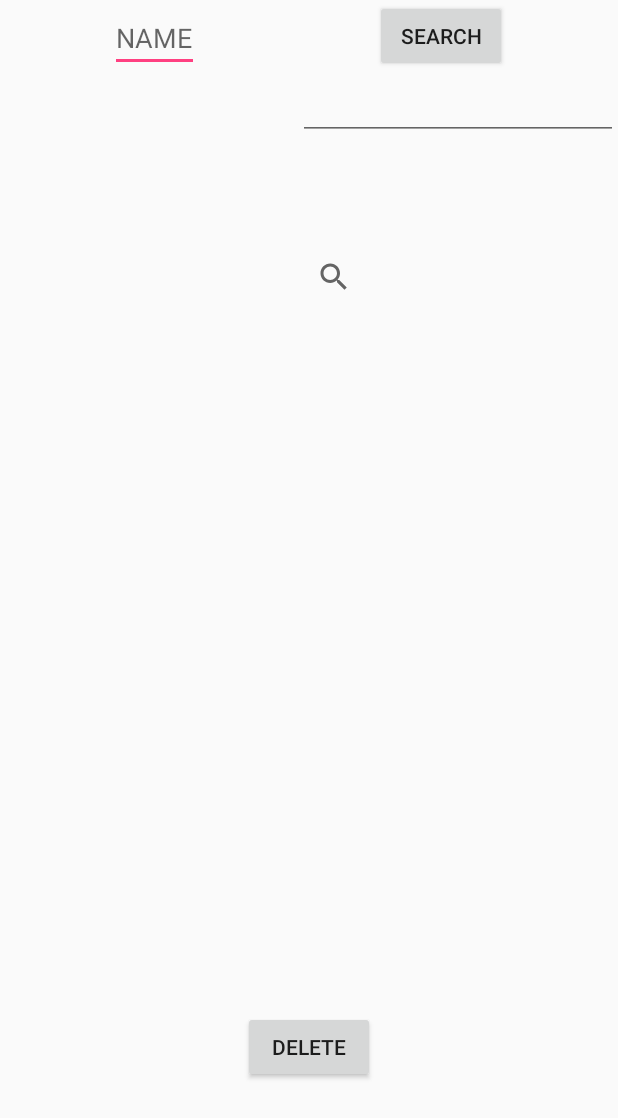
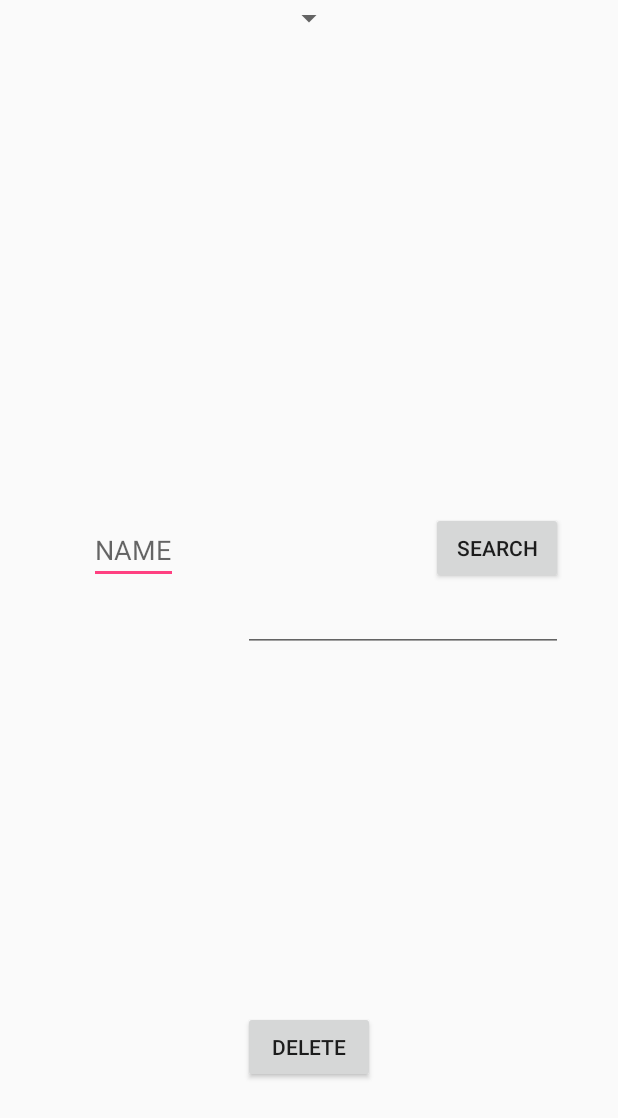
Before and after one commit to ENGR-103-Group-061-02/Pill_Reminder, an Android app: the Delete_Pill screen opened directly, with no data from a screen before it, on a phone screen of 412 x 824 dp. Shown: the top 1118 px of the screen. Run offline under Robolectric (Android 15) with nearby library versions, the light colour scheme and no system bars.

Commit message:
Adding the Spinner to the DeletePill Activity

```diff
--- a/app/src/main/java/com/drexel/engr103grp061_02/pillreminder/Delete_Pill.java
+++ b/app/src/main/java/com/drexel/engr103grp061_02/pillreminder/Delete_Pill.java
@@ -28,7 +28,6 @@ public class Delete_Pill extends Activity {
     Cursor cursor;
     SQLiteDatabase sql;
     FeedReaderContract.FeedReaderDbHelper feed;
-    Context context = this;
     public  void onCreate(Bundle savedInstanceState)
     {
         super.onCreate(savedInstanceState);
--- a/app/src/main/res/layout/delete_pill_layout.xml
+++ b/app/src/main/res/layout/delete_pill_layout.xml
@@ -12,11 +12,11 @@
             android:layout_height="wrap_content"
             android:id="@+id/pill_search"
             android:hint="NAME"
-            android:layout_alignBottom="@+id/search_button"
+            android:layout_marginRight="43dp"
+            android:layout_marginEnd="43dp"
+            android:layout_above="@+id/editText"
             android:layout_toLeftOf="@+id/delete_button"
-            android:layout_toStartOf="@+id/delete_button"
-            android:layout_marginRight="29dp"
-            android:layout_marginEnd="29dp" />
+            android:layout_toStartOf="@+id/delete_button" />
 
         <Button
             android:layout_width="wrap_content"
@@ -24,9 +24,9 @@
             android:text="Search"
             android:id="@+id/search_button"
             android:onClick="search_bttn"
-            android:layout_alignParentTop="true"
-            android:layout_toRightOf="@+id/delete_button"
-            android:layout_toEndOf="@+id/delete_button" />
+            android:layout_above="@+id/editText"
+            android:layout_alignRight="@+id/editText"
+            android:layout_alignEnd="@+id/editText" />
 
         <Button
             android:layout_width="wrap_content"
@@ -44,18 +44,16 @@
             android:inputType="textEmailAddress"
             android:ems="10"
             android:id="@+id/editText"
-            android:layout_below="@+id/search_button"
-            android:layout_alignParentRight="true"
-            android:layout_alignParentEnd="true" />
+            android:layout_centerVertical="true"
+            android:layout_toRightOf="@+id/pill_search"
+            android:layout_toEndOf="@+id/pill_search" />
 
-        <SearchView
+        <Spinner
             android:layout_width="wrap_content"
             android:layout_height="wrap_content"
-            android:id="@+id/searchView"
-            android:layout_below="@+id/editText"
-            android:layout_alignLeft="@+id/editText"
-            android:layout_alignStart="@+id/editText"
-            android:layout_marginTop="67dp" />
+            android:id="@+id/spinner"
+            android:layout_alignParentTop="true"
+            android:layout_centerHorizontal="true" />
 
     </RelativeLayout>
 </LinearLayout>
```
Also changed, not shown: app/src/main/java/com/drexel/engr103grp061_02/pillreminder/adapters/CustomCursorAdapter.java (added, +45 -0 lines), app/src/main/res/layout/pill_list.xml (added, +28 -0 lines), 3 other files.
